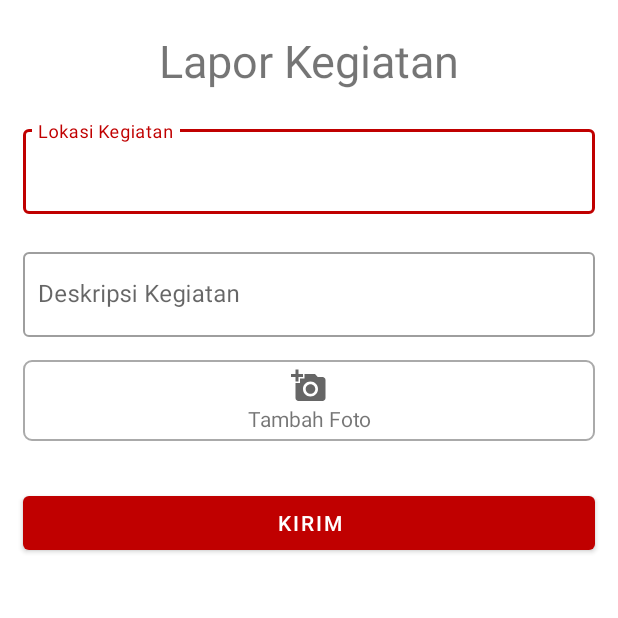
After one commit to aurtafalen/isss, an Android app: the Kegiatan screen opened directly, with no data from a screen before it, on a phone screen of 412 x 824 dp, the top half of it. The commit adds this screen. Run offline under Robolectric (Android 15) with nearby library versions, the phone set to English and light mode, and no system bars; our stand-ins replace Firebase (no records; nobody signed in at launch, a user with empty details on screens opened directly).

Commit message:
kegiatan page minus single picture

```diff
--- a/app/src/main/AndroidManifest.xml
+++ b/app/src/main/AndroidManifest.xml
@@ -20,6 +20,9 @@
         android:roundIcon="@drawable/icon"
         android:supportsRtl="true"
         android:theme="@style/Theme.ISSS">
+        <activity
+            android:name=".GTP.Kegiatan"
+            android:exported="false" />
         <activity
             android:name=".GTP.Scan"
             android:exported="false" />
--- /dev/null
+++ b/app/src/main/java/com/example/isss/GTP/Kegiatan.java
@@ -0,0 +1,281 @@
+package com.example.isss.GTP;
+
+import androidx.annotation.NonNull;
+import androidx.appcompat.app.AlertDialog;
+import androidx.appcompat.app.AppCompatActivity;
+import androidx.core.app.ActivityCompat;
+import androidx.recyclerview.widget.LinearLayoutManager;
+import androidx.recyclerview.widget.RecyclerView;
+
+import android.Manifest;
+import android.app.Activity;
+import android.app.ProgressDialog;
+import android.content.DialogInterface;
+import android.content.Intent;
+import android.content.pm.PackageManager;
+import android.database.Cursor;
+import android.graphics.Bitmap;
+import android.location.Location;
+import android.net.Uri;
+import android.os.Bundle;
+import android.provider.OpenableColumns;
+import android.util.Log;
+import android.view.LayoutInflater;
+import android.view.View;
+import android.widget.Button;
+import android.widget.EditText;
+import android.widget.GridLayout;
+import android.widget.GridView;
+import android.widget.ImageView;
+import android.widget.TextView;
+import android.widget.Toast;
+
+import com.example.isss.R;
+import com.google.android.gms.location.FusedLocationProviderClient;
+import com.google.android.gms.location.LocationServices;
+import com.google.android.gms.tasks.OnCompleteListener;
+import com.google.android.gms.tasks.OnFailureListener;
+import com.google.android.gms.tasks.OnSuccessListener;
+import com.google.android.gms.tasks.Task;
+import com.google.firebase.Timestamp;
+import com.google.firebase.firestore.FirebaseFirestore;
+import com.google.firebase.storage.FirebaseStorage;
+import com.google.firebase.storage.StorageReference;
+import com.google.firebase.storage.UploadTask;
+
+import java.text.SimpleDateFormat;
+import java.util.ArrayList;
+import java.util.Date;
+import java.util.List;
+
+public class Kegiatan extends AppCompatActivity {
+
+    //atribut
+    EditText eLokasi,eDeskripsi;
+    Button bKirim;
+
+    //firebase
+    FirebaseFirestore dbs;
+
+    //date firebase
+    Timestamp fwaktu = Timestamp.now();
+
+    //String
+    String displayName,idDocument,txtFoto;
+
+    //loading
+    ProgressDialog progress;
+
+    //currentLocation
+    FusedLocationProviderClient fusedLocationClient;
+
+    //gfoto
+    GridLayout gFoto;
+
+    //foto
+    RecyclerView rFoto;
+    private StorageReference mStorageReference;
+    List<ModalClass> modalClassList;
+    CustomAdapter customAdapter;
+    StorageReference storageReference;
+
+    //CameraCode
+    private static final int PICK_FROM_GALLERY = 107;
+    private static final int IMAGE_CODE = 1;
+
+    @Override
+    protected void onCreate(Bundle savedInstanceState) {
+        super.onCreate(savedInstanceState);
+        setContentView(R.layout.activity_kegiatan);
+
+        //foto
+        rFoto = findViewById(R.id.recyclerFoto);
+        modalClassList = new ArrayList<>();
+        mStorageReference = FirebaseStorage.getInstance().getReference().child("Photo");
+        storageReference = FirebaseStorage.getInstance().getReference();
+
+        //gfoto
+        gFoto = findViewById(R.id.gFoto);
+        gFoto.setOnClickListener(new View.OnClickListener() {
+            @Override
+            public void onClick(View v) {
+            fotoGallery();
+            }
+        });
+
+        //loading
+        progress = new ProgressDialog(this);
+        progress.setMessage("Loading...");
+        progress.setCancelable(false); // disable dismiss by tapping outside of the dialog
+
+        //firebase
+        dbs = FirebaseFirestore.getInstance();
+
+        //string
+        idDocument = getIntent().getStringExtra("idDoc");
+        displayName = getIntent().getStringExtra("displayName");
+
+        //atribut
+        eLokasi = findViewById(R.id.eLocation);
+        eDeskripsi = findViewById(R.id.eDesc);
+
+        bKirim = findViewById(R.id.kirim);
+        bKirim.setOnClickListener(new View.OnClickListener() {
+            @Override
+            public void onClick(View v) {
+               String getLokasi = eLokasi.getText().toString();
+               String getDeskripsi = eDeskripsi.getText().toString();
+
+                if (getLokasi.isEmpty()&& getDeskripsi.isEmpty()) {
+                    eLokasi.setError("Tidak boleh kosong !");
+                    eDeskripsi.setError("Tidak boleh kosong !");
+
+                }
+                else if (getLokasi.isEmpty()) {
+                    eLokasi.setError("Tidak boleh kosong !");
+                } else if (getDeskripsi.isEmpty()) {
+                    eDeskripsi.setError("Tidak boleh kosong !");
+                } else if (txtFoto == null) {
+                    Toast.makeText(getApplicationContext(), "Foto Tidak Boleh kosong !", Toast.LENGTH_LONG).show();
+                } else {
+                    progress.show();
+                    //currentLocation
+                    fusedLocationClient = LocationServices.getFusedLocationProviderClient(getApplicationContext());
+                    if (ActivityCompat.checkSelfPermission(getApplicationContext(), Manifest.permission.ACCESS_FINE_LOCATION) != PackageManager.PERMISSION_GRANTED && ActivityCompat.checkSelfPermission(getApplicationContext(), Manifest.permission.ACCESS_COARSE_LOCATION) != PackageManager.PERMISSION_GRANTED) {
+                        // TODO: Consider calling
+                        //    ActivityCompat#requestPermissions
+                        // here to request the missing permissions, and then overriding
+                        //   public void onRequestPermissionsResult(int requestCode, String[] permissions,
+                        //                                          int[] grantResults)
+                        // to handle the case where the user grants the permission. See the documentation
+                        // for ActivityCompat#requestPermissions for more details.
+                        return;
+                    }
+
+                    fusedLocationClient.getLastLocation().addOnSuccessListener(new OnSuccessListener<Location>() {
+                        @Override
+                        public void onSuccess(Location location) {
+                            double CurrentLat = location.getLatitude();
+                            double CurrentLng = location.getLongitude();
+
+                            SendDataKegiatan sendDataMultimedia = new SendDataKegiatan(
+                                    eDeskripsi.getText().toString(),
+                                    txtFoto,
+                                    fwaktu,
+                                    displayName,
+                                    eLokasi.getText().toString(),
+                                    CurrentLat,
+                                    CurrentLng
+                            );
+
+                            dbs.collection("Kegiatan").document().set(sendDataMultimedia)
+                                    .addOnCompleteListener(new OnCompleteListener<Void>() {
+                                        @Override
+                                        public void onComplete(@NonNull Task<Void> task) {
+                                            if (task.isSuccessful()) {
+                                                progress.dismiss();
+
+                                                Toast.makeText(getApplicationContext(), "Lapor kegiatan berhasil masuk!", Toast.LENGTH_LONG).show();
+
+                                                Intent i = new Intent(Kegiatan.this, Home_Gtp.class);
+                                                i.putExtra("idDoc", idDocument);
+                                                i.putExtra("displayName",displayName);
+                                                startActivity(i);
+                                            } else {
+                                                Toast.makeText(getApplicationContext(), task.getException().getMessage(), Toast.LENGTH_LONG).show();
+                                            }
+                                        }
+                                    });
+                        }
+                    });
+                }
+
+            }
+        });
+
+    }
+
+    private void fotoGallery() {
+        if (checkSelfPermission( Manifest.permission.READ_EXTERNAL_STORAGE) != PackageManager.PERMISSION_GRANTED) {
+            requestPermissions( new String[]{Manifest.permission.READ_EXTERNAL_STORAGE, Manifest.permission.WRITE_EXTERNAL_STORAGE}, PICK_FROM_GALLERY);
+        } else {
+            Intent intent = new Intent();
+            intent.setType("image/*");
+            intent.setAction(Intent.ACTION_GET_CONTENT);
+            intent.putExtra(Intent.EXTRA_ALLOW_MULTIPLE,true);
+            startActivityForResult(intent,IMAGE_CODE);
+
+        }
+    }
+
+    @Override
+    protected void onActivityResult(int requestCode, int resultCode, Intent data) {
+        super.onActivityResult(requestCode, resultCode, data);
+
+        if (requestCode == IMAGE_CODE && resultCode == RESULT_OK) {
+
+            if (data.getClipData() != null) {
+
+                rFoto.removeAllViews();
+                rFoto.setHasFixedSize(true);
+                rFoto.setLayoutManager(new LinearLayoutManager(this));
+
+                ArrayList listImage = new ArrayList<>();
+
+                int totalitem = data.getClipData().getItemCount();
+                Log.d("totalFoto", String.valueOf(totalitem));
+                if (totalitem < 2){
+                    Log.d("totalFoto", "1");
+                }
+
+                for (int i = 0; i < totalitem; i++) {
+                    Uri imageUri = data.getClipData().getItemAt(i).getUri();
+                    String imagename = getFileName(imageUri);
+                    ModalClass modalClass = new ModalClass(imagename, imageUri);
+
+                    modalClassList.add(modalClass);
+
+                    customAdapter = new CustomAdapter(Kegiatan.this, modalClassList);
+                    rFoto.setAdapter(customAdapter);
+
+                    StorageReference mRef = mStorageReference.child(imagename);
+                    mRef.putFile(imageUri).addOnSuccessListener(new OnSuccessListener<UploadTask.TaskSnapshot>() {
+                        @Override
+                        public void onSuccess(UploadTask.TaskSnapshot taskSnapshot) {
+//                            Toast.makeText(Induction.this, "Done", Toast.LENGTH_SHORT).show();
+                            listImage.add(imagename);
+                        }
+                    }).addOnFailureListener(new OnFailureListener() {
+                        @Override
+                        public void onFailure(@NonNull Exception e) {
+                            Toast.makeText(Kegiatan.this, "Fail" + e.getMessage(), Toast.LENGTH_SHORT).show();
+
+                        }
+                    });
+                }
+            }
+        }
+    }
+
+    public String getFileName(Uri uri) {
+        String result = null;
+        if (uri.getScheme().equals("content")) {
+            Cursor cursor = getContentResolver().query(uri, null, null, null, null);
+            try {
+                if (cursor != null && cursor.moveToFirst()) {
+                    result = cursor.getString(cursor.getColumnIndex(OpenableColumns.DISPLAY_NAME));
+                }
+            } finally {
+                cursor.close();
+            }
+        }
+        if (result == null) {
+            result = uri.getPath();
+            int cut = result.lastIndexOf('/');
+            if (cut != -1) {
+                result = result.substring(cut + 1);
+            }
+        }
+        return result;
+    }
+}
--- /dev/null
+++ b/app/src/main/res/drawable/border.xml
@@ -0,0 +1,12 @@
+<?xml version="1.0" encoding="utf-8"?>
+<shape xmlns:android="http://schemas.android.com/apk/res/android">
+    <solid android:color="@android:color/transparent" />
+    <corners
+        android:bottomRightRadius="5dp"
+        android:bottomLeftRadius="5dp"
+        android:topLeftRadius="5dp"
+        android:topRightRadius="5dp" />
+    <stroke
+        android:color="@android:color/darker_gray"
+        android:width="1dp" />
+</shape>
--- /dev/null
+++ b/app/src/main/res/drawable/foto_icon.xml
@@ -0,0 +1,10 @@
+<vector xmlns:android="http://schemas.android.com/apk/res/android"
+    android:width="24dp"
+    android:height="24dp"
+    android:viewportWidth="24"
+    android:viewportHeight="24"
+    android:tint="?attr/colorControlNormal">
+  <path
+      android:fillColor="@android:color/white"
+      android:pathData="M3,4V1h2v3h3v2H5v3H3V6H0V4H3zM6,10V7h3V4h7l1.83,2H21c1.1,0 2,0.9 2,2v12c0,1.1 -0.9,2 -2,2H5c-1.1,0 -2,-0.9 -2,-2V10H6zM13,19c2.76,0 5,-2.24 5,-5s-2.24,-5 -5,-5s-5,2.24 -5,5S10.24,19 13,19zM9.8,14c0,1.77 1.43,3.2 3.2,3.2s3.2,-1.43 3.2,-3.2s-1.43,-3.2 -3.2,-3.2S9.8,12.23 9.8,14z"/>
+</vector>
--- a/app/src/main/res/layout/activity_home_gtp.xml
+++ b/app/src/main/res/layout/activity_home_gtp.xml
@@ -67,6 +67,7 @@
             <!-- Column 2 -->
 
             <LinearLayout
+                android:id="@+id/kegiatan"
                 android:layout_width="0dp"
                 android:layout_height="match_parent"
                 android:layout_gravity="center"
--- /dev/null
+++ b/app/src/main/res/layout/activity_kegiatan.xml
@@ -0,0 +1,103 @@
+<?xml version="1.0" encoding="utf-8"?>
+<ScrollView xmlns:android="http://schemas.android.com/apk/res/android"
+    xmlns:app="http://schemas.android.com/apk/res-auto"
+    xmlns:tools="http://schemas.android.com/tools"
+    android:layout_width="match_parent"
+    android:layout_height="match_parent"
+    tools:context=".GTP.Kegiatan">
+
+    <LinearLayout
+        android:layout_width="match_parent"
+        android:layout_height="wrap_content"
+        android:orientation="vertical">
+
+        <TextView
+            android:layout_width="match_parent"
+            android:layout_height="match_parent"
+            android:layout_margin="20dp"
+            android:text="Lapor Kegiatan"
+            android:textSize="30dp"
+            android:textAlignment="center"/>
+
+        <com.google.android.material.textfield.TextInputLayout
+            android:id="@+id/txt_location"
+            style="@style/Widget.MaterialComponents.TextInputLayout.OutlinedBox"
+            android:layout_width="match_parent"
+            android:layout_height="wrap_content"
+            android:layout_marginStart="15dp"
+            android:layout_marginEnd="15dp">
+
+            <com.google.android.material.textfield.TextInputEditText
+                android:id="@+id/eLocation"
+                android:layout_width="match_parent"
+                android:layout_height="wrap_content"
+                android:hint="Lokasi Kegiatan"
+                android:paddingStart="10dp" />
+        </com.google.android.material.textfield.TextInputLayout>
+
+        <com.google.android.material.textfield.TextInputLayout
+            android:id="@+id/txt_desc"
+            style="@style/Widget.MaterialComponents.TextInputLayout.OutlinedBox"
+            android:layout_width="match_parent"
+            android:layout_height="wrap_content"
+            android:layout_marginStart="15dp"
+            android:layout_marginEnd="15dp"
+            android:layout_marginTop="20dp">
+
+            <com.google.android.material.textfield.TextInputEditText
+                android:id="@+id/eDesc"
+                android:layout_width="match_parent"
+                android:layout_height="wrap_content"
+                android:hint="Deskripsi Kegiatan"
+                android:paddingStart="10dp" />
+        </com.google.android.material.textfield.TextInputLayout>
+
+        <GridLayout
+            android:layout_width="fill_parent"
+            android:layout_height="wrap_content"
+            android:layout_gravity="center_horizontal"
+            android:layout_margin="15dp"
+            android:columnCount="1"
+            android:background="@drawable/border"
+            android:orientation="horizontal">
+                <!-- Column 1 -->
+
+            <androidx.recyclerview.widget.RecyclerView
+                android:id="@+id/recyclerFoto"
+                android:layout_width="match_parent"
+                android:layout_height="wrap_content"
+                android:src="@drawable/foto_icon"/>
+
+                <GridLayout
+                    android:id="@+id/gFoto"
+                    android:layout_width="fill_parent"
+                    android:layout_height="wrap_content"
+                    android:layout_gravity="center_horizontal"
+                    android:columnCount="1"
+                    android:orientation="horizontal">
+
+                        <ImageView
+                            android:layout_width="match_parent"
+                            android:layout_height="wrap_content"
+                            android:src="@drawable/foto_icon"
+                            android:layout_marginTop="5dp"/>
+
+                        <TextView
+                            android:id="@+id/txt_tambahfoto"
+                            android:layout_width="match_parent"
+                            android:layout_height="wrap_content"
+                            android:text="Tambah Foto"
+                            android:paddingBottom="5dp"
+                            android:textAlignment="center"/>
+                </GridLayout>
+        </GridLayout>
+
+        <Button
+            android:id="@+id/kirim"
+            android:layout_width="match_parent"
+            android:layout_height="wrap_content"
+            android:layout_margin="15dp"
+            android:text="Kirim"/>
+    </LinearLayout>
+
+</ScrollView>
```
Also changed, not shown: app/src/main/java/com/example/isss/GTP/CustomAdapter.java (added, +63 -0 lines), app/src/main/java/com/example/isss/GTP/Home_Gtp.java (+19 -6 lines), app/src/main/java/com/example/isss/GTP/ModalClass.java (added, +32 -0 lines), app/src/main/java/com/example/isss/GTP/SendDataKegiatan.java (added, +82 -0 lines), app/src/main/res/layout/file.xml (added, +40 -0 lines).
